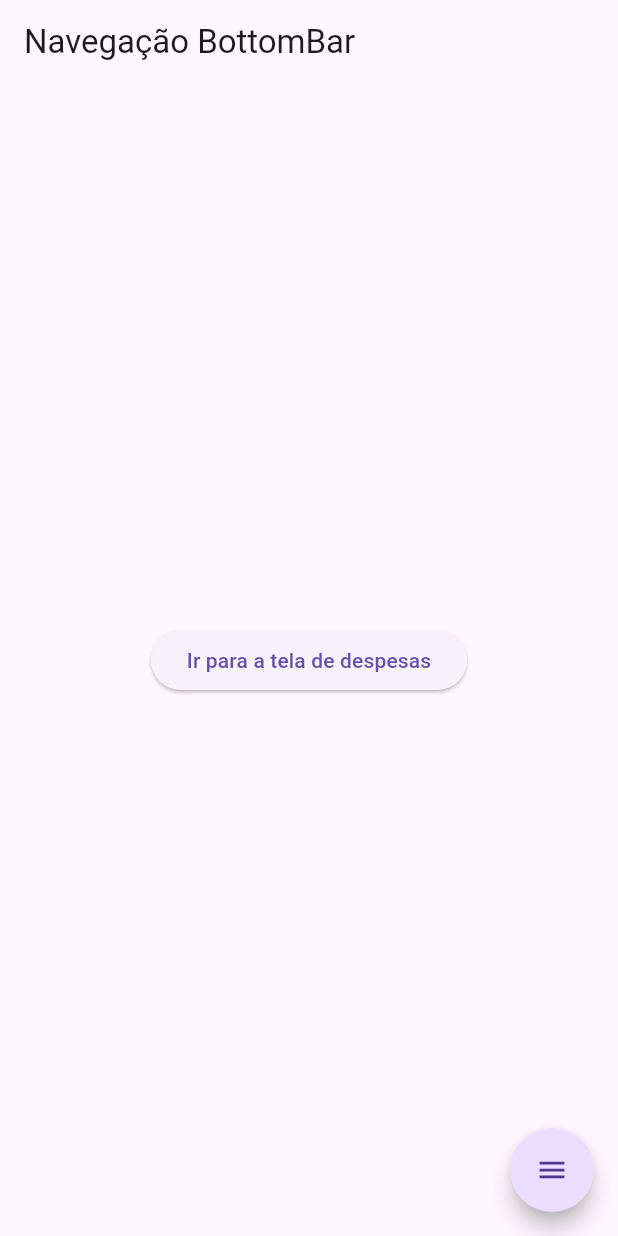
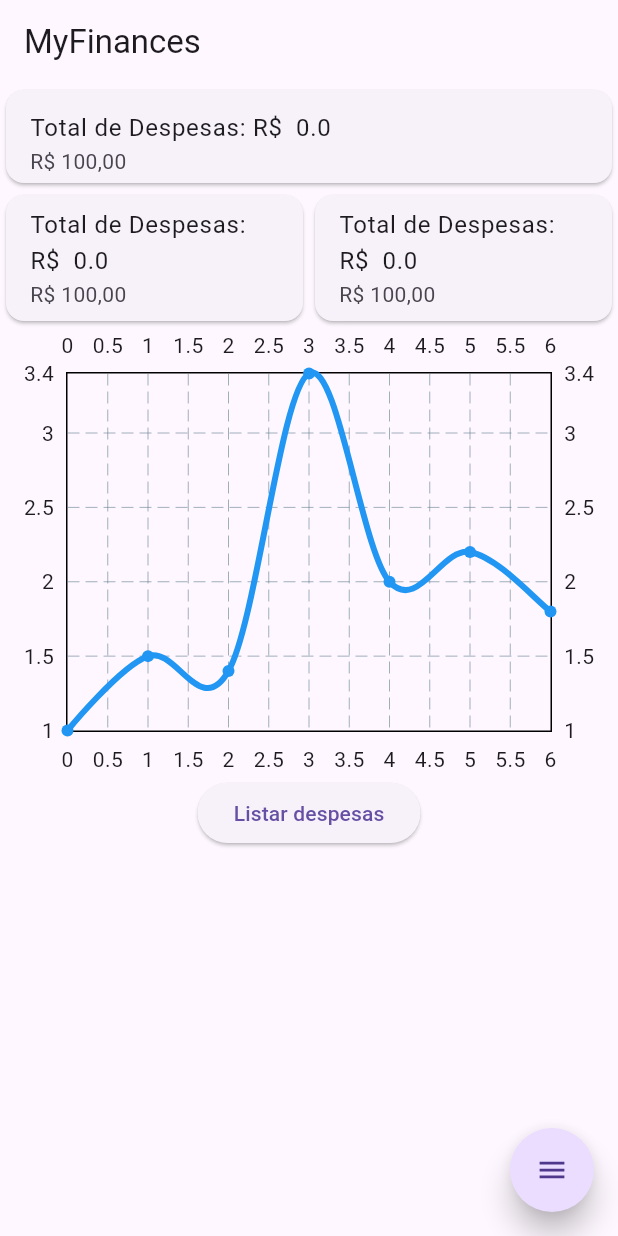
Before and after one commit to joaovitor73/MyFinances, a Flutter app: the screen it shows after launch, on a phone screen of 412 x 824 dp. Run offline on Flutter 3.47's test engine with Material 3 defaults, Android fonts, the phone set to English and light mode, and no system bars; drawn by our look-alikes of fl_chart, flutter_speed_dial; our stand-ins replace cloud_firestore, firebase_core; accounts and stored records are empty.

Commit message:
feat: adicionando cards e gráfico de linhas

```diff
--- a/my_finances/lib/core/configure_providers.dart
+++ b/my_finances/lib/core/configure_providers.dart
@@ -1,4 +1,5 @@
 import 'package:my_finances/services/despesas_store_service.dart';
+import 'package:my_finances/services/receita_service.dart';
 import 'package:provider/provider.dart';
 import 'package:provider/single_child_widget.dart';
 
@@ -9,8 +10,11 @@ class ConfigureProviders {
 
   static Future<ConfigureProviders> createDependencyTree() async {
     DespesasStoreService despesasStoreService = DespesasStoreService();
+    ReceitaService receitaService =
+        ReceitaService(despesas: despesasStoreService);
     return ConfigureProviders(providers: [
       Provider<DespesasStoreService>.value(value: despesasStoreService),
+      Provider<ReceitaService>.value(value: receitaService),
     ]);
   }
 }
--- /dev/null
+++ b/my_finances/lib/services/receita_service.dart
@@ -0,0 +1,11 @@
+import 'package:my_finances/services/despesas_store_service.dart';
+
+class ReceitaService {
+  final DespesasStoreService despesas;
+
+  ReceitaService({required this.despesas});
+
+  Stream getTotalReceita() {
+    return despesas.getTotalDespesas();
+  }
+}
--- a/my_finances/lib/ui/pages/despesas_screen.dart
+++ b/my_finances/lib/ui/pages/despesas_screen.dart
@@ -12,13 +12,13 @@ class DespesasScreen extends StatefulWidget {
 class _DespesasScreenState extends State<DespesasScreen> {
   @override
   Widget build(BuildContext context) {
-    final despesasStoreService = Provider.of<DespesasStoreService>(context);
+    final despesasProvider = Provider.of<DespesasStoreService>(context);
     return Scaffold(
       appBar: AppBar(
         title: const Text('My Finances'),
       ),
       body: StreamBuilder(
-          stream: despesasStoreService.getDespesas(),
+          stream: despesasProvider.getDespesas(),
           builder: (context, snapshot) {
             if (snapshot.connectionState == ConnectionState.waiting) {
               return const Center(
@@ -37,7 +37,7 @@ class _DespesasScreenState extends State<DespesasScreen> {
                   trailing: IconButton(
                     icon: const Icon(Icons.delete),
                     onPressed: () {
-                      despesasStoreService.deleteDespesas(despesas[index].id);
+                      despesasProvider.deleteDespesas(id: despesas[index].id);
                     },
                   ),
                 );
--- a/my_finances/lib/ui/pages/home.dart
+++ b/my_finances/lib/ui/pages/home.dart
@@ -1,7 +1,9 @@
 import 'package:flutter/material.dart';
-import 'package:flutter_speed_dial/flutter_speed_dial.dart';
 import 'package:my_finances/services/despesas_store_service.dart';
-import 'package:my_finances/ui/pages/despesas_screen.dart';
+import 'package:my_finances/services/receita_service.dart';
+import 'package:my_finances/ui/widgets/ExpenseIncomeLineChart.dart';
+import 'package:my_finances/ui/widgets/cardDataFinances.dart';
+import 'package:my_finances/ui/widgets/mySpeedDial.dart';
 
 import 'package:provider/provider.dart';
 
@@ -15,50 +17,57 @@ class Home extends StatefulWidget {
 class _HomeState extends State<Home> {
   @override
   Widget build(BuildContext context) {
-    final despesasStoreService = Provider.of<DespesasStoreService>(context);
+    final despesasProvider = Provider.of<DespesasStoreService>(context);
+    final receitaProvider = Provider.of<ReceitaService>(context);
+    return Scaffold(
+      appBar: AppBar(title: const Text('MyFinances')),
+      body: Center(
+        child: StreamBuilder(
+          stream: receitaProvider.getTotalReceita(),
+          builder: (BuildContext context, AsyncSnapshot<dynamic> snapshot) {
+            if (snapshot.hasError) {
+              return const Text('Algo deu errado');
+            }
 
-    return MaterialApp(
-      title: 'Minha Aplicação',
-      home: Scaffold(
-        appBar: AppBar(title: const Text('Navegação BottomBar')),
-        body: Center(
-          child: ElevatedButton(
-            onPressed: () {
-              Navigator.push(
-                context,
-                MaterialPageRoute(builder: (context) => const DespesasScreen()),
-              );
-            },
-            child: const Text('Ir para a tela de despesas'),
-          ),
-        ),
-        floatingActionButton: SpeedDial(
-          animatedIcon: AnimatedIcons.menu_close,
-          animatedIconTheme: const IconThemeData(size: 22.0),
-          visible: true,
-          curve: Curves.bounceIn,
-          children: [
-            SpeedDialChild(
-              child: const Icon(Icons.add),
-              backgroundColor: Colors.red,
-              label: 'Adicionar despesa',
-              labelStyle: const TextStyle(fontSize: 18.0),
-              onTap: () {
-                Navigator.pushNamed(context, '/list_despesas');
-              },
-            ),
-            SpeedDialChild(
-              child: const Icon(Icons.remove),
-              backgroundColor: Colors.blue,
-              label: 'Remover despesa',
-              labelStyle: const TextStyle(fontSize: 18.0),
-              onTap: () {
-                //  despesasStoreService.removeDespesa();
-              },
-            ),
-          ],
+            if (snapshot.connectionState == ConnectionState.waiting) {
+              return const CircularProgressIndicator();
+            }
+
+            return Center(
+                child: Column(
+              children: [
+                SizedBox(
+                  height: 70,
+                  child: CardDataFinances(
+                      title: 'Total de Despesas: R\$ ', snapshot: snapshot),
+                ),
+                Row(
+                  children: [
+                    CardDataFinances(
+                        title: 'Total de Despesas: R\$ ', snapshot: snapshot),
+                    CardDataFinances(
+                        title: 'Total de Despesas: R\$ ', snapshot: snapshot),
+                  ],
+                ),
+                const SizedBox(
+                  height: 300,
+                  child: ExpenseIncomeLineChart(
+                    expenses: [100, 200, 150, 80, 120],
+                    incomes: [150, 250, 100, 90, 130],
+                  ),
+                ),
+                ElevatedButton(
+                  onPressed: () {
+                    Navigator.pushNamed(context, '/list_despesas');
+                  },
+                  child: const Text('Listar despesas'),
+                )
+              ],
+            ));
+          },
         ),
       ),
+      floatingActionButton: MySpeedDial(despesasProvider: despesasProvider),
     );
   }
 }
--- /dev/null
+++ b/my_finances/lib/ui/widgets/ExpenseIncomeLineChart.dart
@@ -0,0 +1,52 @@
+import 'package:fl_chart/fl_chart.dart';
+import 'package:flutter/material.dart';
+
+class ExpenseIncomeLineChart extends StatelessWidget {
+  final List<double> expenses;
+  final List<double> incomes;
+
+  const ExpenseIncomeLineChart(
+      {super.key, required this.expenses, required this.incomes});
+
+  @override
+  Widget build(BuildContext context) {
+    return LineChart(
+      LineChartData(
+        gridData: const FlGridData(show: true),
+        titlesData: const FlTitlesData(show: true),
+        borderData: FlBorderData(show: true),
+        lineBarsData: [
+          LineChartBarData(
+            spots: [
+              const FlSpot(0, 1),
+              const FlSpot(1, 1.5),
+              const FlSpot(2, 1.4),
+              const FlSpot(3, 3.4),
+              const FlSpot(4, 2),
+              const FlSpot(5, 2.2),
+              const FlSpot(6, 1.8),
+            ],
+            isCurved: true,
+            color: Colors.blue,
+            barWidth: 4,
+            belowBarData: BarAreaData(show: false),
+          ),
+        ],
+        lineTouchData: LineTouchData(
+          touchTooltipData: LineTouchTooltipData(
+            getTooltipColor: (touchedSpot) => Colors.blueAccent,
+          ),
+          touchCallback: (FlTouchEvent event, LineTouchResponse? response) {
+            if (!event.isInterestedForInteractions ||
+                response == null ||
+                response.lineBarSpots == null) {
+              return;
+            }
+            // Handle touch events here
+          },
+          handleBuiltInTouches: true,
+        ),
+      ),
+    );
+  }
+}
--- /dev/null
+++ b/my_finances/lib/ui/widgets/cardDataFinances.dart
@@ -0,0 +1,23 @@
+import 'package:flutter/material.dart';
+
+class CardDataFinances extends StatelessWidget {
+  const CardDataFinances({
+    super.key,
+    required this.snapshot,
+    required this.title,
+  });
+
+  final AsyncSnapshot<dynamic> snapshot;
+  final String title;
+  @override
+  Widget build(BuildContext context) {
+    return Expanded(
+      child: Card(
+        child: ListTile(
+          title: Text('$title ${snapshot.data}'),
+          subtitle: const Text('R\$ 100,00'),
+        ),
+      ),
+    );
+  }
+}
--- /dev/null
+++ b/my_finances/lib/ui/widgets/mySpeedDial.dart
@@ -0,0 +1,46 @@
+import 'package:flutter/material.dart';
+import 'package:flutter_speed_dial/flutter_speed_dial.dart';
+import 'package:my_finances/services/despesas_store_service.dart';
+
+class MySpeedDial extends StatelessWidget {
+  const MySpeedDial({
+    super.key,
+    required this.despesasProvider,
+  });
+
+  final DespesasStoreService despesasProvider;
+
+  @override
+  Widget build(BuildContext context) {
+    return SpeedDial(
+      animatedIcon: AnimatedIcons.menu_close,
+      animatedIconTheme: const IconThemeData(size: 22.0),
+      visible: true,
+      curve: Curves.bounceIn,
+      elevation: 8.0,
+      spacing: 8.0,
+      children: [
+        SpeedDialChild(
+          child: const Icon(Icons.add),
+          backgroundColor: Colors.red,
+          label: 'Adicionar despesa',
+          labelStyle: const TextStyle(fontSize: 18.0),
+          onTap: () {
+            despesasProvider.addDespesas(
+                descricao: 'Despesa 1', valor: 100.0, data: '01/01/2021');
+            //Navigator.pushNamed(context, '/list_despesas');
+          },
+        ),
+        SpeedDialChild(
+          child: const Icon(Icons.remove),
+          backgroundColor: Colors.blue,
+          label: 'Remover despesa',
+          labelStyle: const TextStyle(fontSize: 18.0),
+          onTap: () {
+            Navigator.pushNamed(context, '/list_despesas');
+          },
+        ),
+      ],
+    );
+  }
+}
--- a/my_finances/pubspec.yaml
+++ b/my_finances/pubspec.yaml
@@ -38,6 +38,7 @@ dependencies:
   provider: ^6.1.2
   cloud_firestore: ^5.6.1
   flutter_speed_dial: ^7.0.0
+  fl_chart: ^0.70.2
 
 dev_dependencies:
   flutter_test:
```
Also changed, not shown: my_finances/lib/services/despesas_store_service.dart (+67 -43 lines), my_finances/pubspec.lock.
